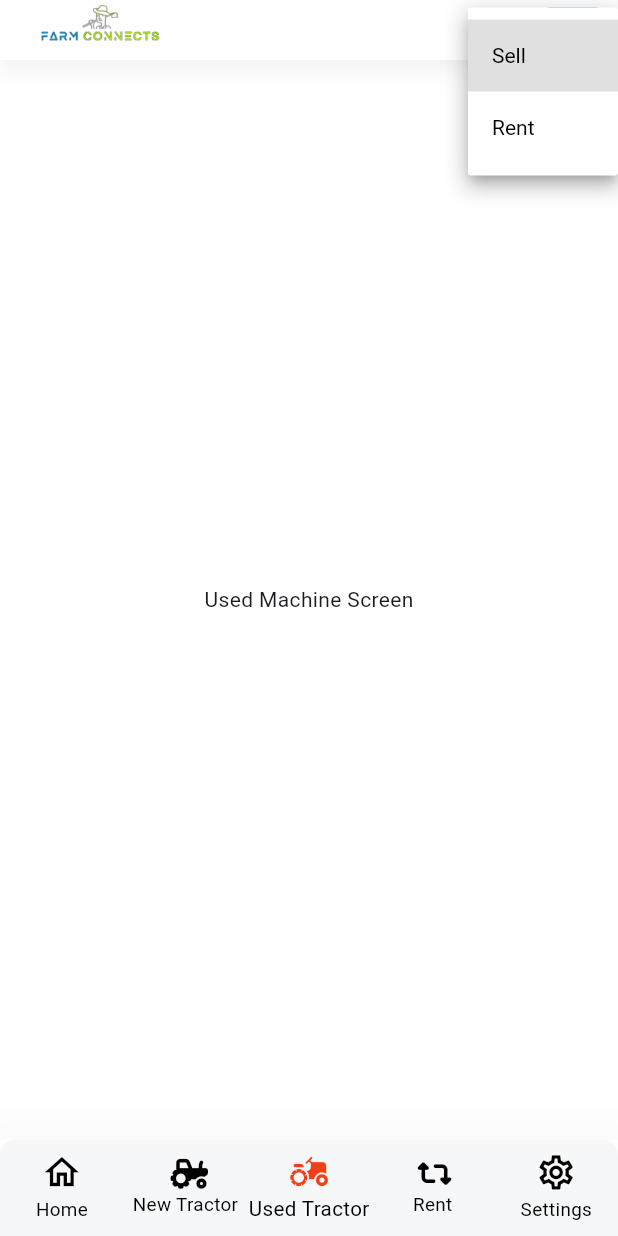
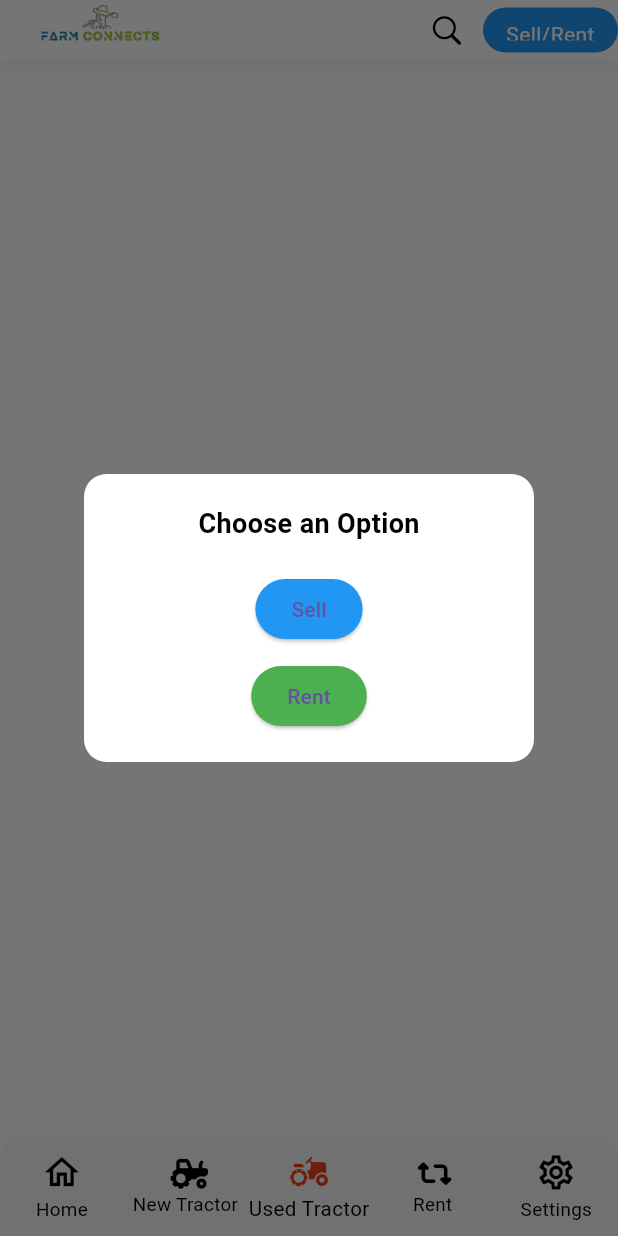
Before and after one commit to Ramdev-Lodhi/farm_connects, a Flutter app: the HomeLayout screen opened directly, item 3 of the bottom bar chosen, after a tap on "Sell/Rent", on a phone screen of 412 x 824 dp. Run offline on Flutter 3.47's test engine with Material 3 defaults, Android fonts, the phone set to English and light mode, and no system bars; our stand-ins replace bloc, cached_network_image, carousel_slider, conditional_builder_null_safety, dio, flutter_bloc and 13 more; missing offline and left inert: dart:ffi; accounts and stored records are empty; network calls fail; Roboto replaces fonts that are missing (Poppens); project files that could hold a hidden picture were left out.

Commit message:
feat: Update code

```diff
--- a/lib/config/network/remote/dio.dart
+++ b/lib/config/network/remote/dio.dart
@@ -5,7 +5,7 @@ class DioHelper {
 
   static init() {
     dio = Dio(BaseOptions(
-        baseUrl: "http://192.168.242.205:3000/api/",
+        baseUrl: "https://farmconnects-s31x.onrender.com/api/",
         receiveDataWhenStatusError: true,
         headers: {
           "Content-Type": "application/json",
--- a/lib/layout/home_layout.dart
+++ b/lib/layout/home_layout.dart
@@ -6,6 +6,7 @@ import 'package:flutter_screenutil/flutter_screenutil.dart';
 import '../cubits/home_cubit/home_states.dart';
 import '../cubits/home_cubit/home_cubit.dart';
 import '../widgets/loadingIndicator.dart';
+import '../widgets/sell_rent_dialog.dart';
 
 class HomeLayout extends StatelessWidget {
   @override
@@ -46,48 +47,34 @@ class HomeLayout extends StatelessWidget {
                     ),
                   ),
                   Container(
-                    width: 60.0,
+                    width: 90.0,
                     height: 30,
                     decoration: BoxDecoration(
                       color: Colors.blue,
                       borderRadius: BorderRadius.circular(15.0),
                     ),
-                    child: DropdownButton<String>(
-                      isExpanded: true,
-                      icon: Text(
+                    child: IconButton(
+                      onPressed: () {
+                        showDialog(
+                          context: context,
+                          builder: (BuildContext context) {
+                            return SellRentDialog(
+                              onSell: () {
+                                print('Sell button clicked');
+                              },
+                              onRent: () {
+                                print('Rent button clicked');
+                              },
+                              isDark: false, // Pass the theme state dynamically
+                            );
+                          },
+                        );
+                      },
+                      icon:  Text(
                         "Sell/Rent",
                         textAlign: TextAlign.center,
                         style: TextStyle(color: Colors.white),
                       ),
-                      // Optional: icon color
-                      dropdownColor: cubit.isDark ? Colors.black : Colors.white,
-                      // Dropdown background color
-                      items: <String>['Sell', 'Rent'].map((String value) {
-                        return DropdownMenuItem<String>(
-                          value: value,
-                          child: Text(
-                            value,
-                            style: TextStyle(
-                              color: cubit.isDark
-                                  ? Colors.white70
-                                  : Colors.black, // Text color
-                            ),
-                          ),
-                        );
-                      }).toList(),
-                      onChanged: (value) {
-                        // Handle selection
-                        if (value == 'Sell') {
-                          // Handle sell action
-                        } else if (value == 'Rent') {
-                          // Handle rent action
-                        }
-                      },
-                      style: TextStyle(
-                        color: cubit.isDark ? Colors.white70 : Colors.black,
-                      ),
-                      // Text color for the selected item
-                      underline: Container(), // Removes the underline
                     ),
                   ),
                 ],
--- /dev/null
+++ b/lib/widgets/sell_rent_dialog.dart
@@ -0,0 +1,66 @@
+import 'package:flutter/material.dart';
+
+class SellRentDialog extends StatelessWidget {
+  final VoidCallback onSell;
+  final VoidCallback onRent;
+  final bool isDark;
+
+  const SellRentDialog({
+    Key? key,
+    required this.onSell,
+    required this.onRent,
+    required this.isDark,
+  }) : super(key: key);
+
+  @override
+  Widget build(BuildContext context) {
+    return Center(
+      child: Material(
+        type: MaterialType.transparency,
+        child: Container(
+          width: 300,
+          padding: EdgeInsets.all(20),
+          decoration: BoxDecoration(
+            color: isDark ? Colors.black : Colors.white,
+            borderRadius: BorderRadius.circular(15),
+          ),
+          child: Column(
+            mainAxisSize: MainAxisSize.min,
+            children: [
+              Text(
+                "Choose an Option",
+                style: TextStyle(
+                  color: isDark ? Colors.white : Colors.black,
+                  fontSize: 18,
+                  fontWeight: FontWeight.bold,
+                ),
+              ),
+              SizedBox(height: 20),
+              ElevatedButton(
+                onPressed: () {
+                  Navigator.pop(context); // Close the dialog
+                  onSell(); // Trigger Sell action
+                },
+                style: ElevatedButton.styleFrom(
+                  backgroundColor: Colors.blue,
+                ),
+                child: Text("Sell"),
+              ),
+              SizedBox(height: 10),
+              ElevatedButton(
+                onPressed: () {
+                  Navigator.pop(context); // Close the dialog
+                  onRent(); // Trigger Rent action
+                },
+                style: ElevatedButton.styleFrom(
+                  backgroundColor: Colors.green,
+                ),
+                child: Text("Rent"),
+              ),
+            ],
+          ),
+        ),
+      ),
+    );
+  }
+}
```
